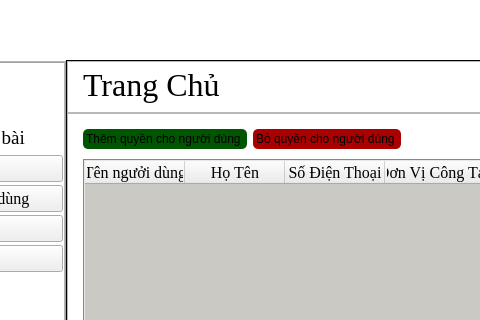
Above: ui/admin_dashboard.ui from DTNS2905/App_quan_ly_python_qt_ before the change; both pictures show x 206 to 686 and y 0 to 320 of the 967 by 543 pixel window. Below: the same form after it.
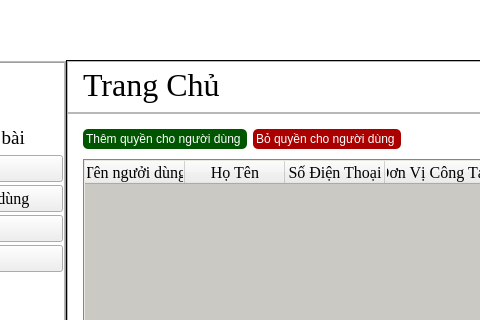
That is the form after the change. The open tabs and pages were chosen to show the change. Icons and pictures are not drawn.

The edit to the form file:
```diff
--- a/ui/admin_dashboard.ui
+++ b/ui/admin_dashboard.ui
@@ -1494,6 +1494,7 @@
 
 #add_permission_button {
 background-color:rgb(0, 85, 0);
+color:white;
 border:none;
 padding:3px;
 border-radius:5px;
@@ -1504,6 +1505,7 @@
 }
 #remove_permission_button {
 background-color:rgb(170, 0, 0);
+color:white;
 border:none;
 padding:3px;
 border-radius:5px;
```
Left out of the diff: 55 changed lines with no effect on the pictures.
